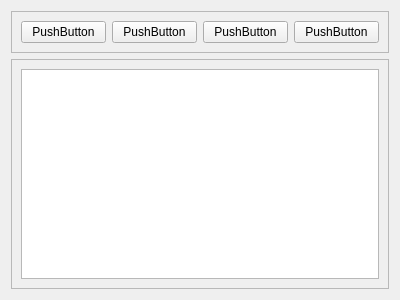
Above: PATP/asset_ctrl/templates/interfaces/user_info.ui from eduardogm22/controle_patrimonio before the change. Below: the same form after it.
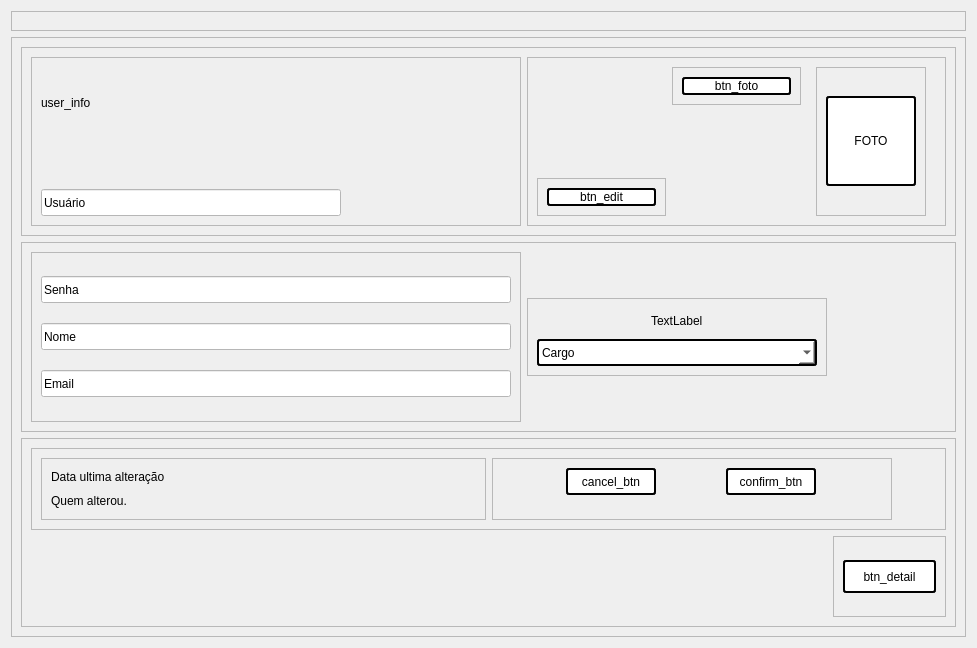
That is the form after the change.

The edit to the form file:
```diff
--- a/PATP/asset_ctrl/templates/interfaces/user_info.ui
+++ b/PATP/asset_ctrl/templates/interfaces/user_info.ui
@@ -6,8 +6,8 @@
    <rect>
     <x>0</x>
     <y>0</y>
-    <width>400</width>
-    <height>300</height>
+    <width>977</width>
+    <height>644</height>
    </rect>
   </property>
   <property name="windowTitle">
@@ -15,51 +15,28 @@
   </property>
   <layout class="QVBoxLayout" name="verticalLayout">
    <item>
-    <widget class="QFrame" name="frame">
+    <widget class="QFrame" name="frame_user_details">
+     <property name="minimumSize">
+      <size>
+       <width>0</width>
+       <height>0</height>
+      </size>
+     </property>
      <property name="frameShape">
       <enum>QFrame::StyledPanel</enum>
      </property>
      <property name="frameShadow">
       <enum>QFrame::Raised</enum>
      </property>
-     <layout class="QHBoxLayout" name="horizontalLayout_2">
-      <item>
-       <widget class="QPushButton" name="pushButton">
-        <property name="text">
-         <string>PushButton</string>
-        </property>
-       </widget>
-      </item>
-      <item>
-       <widget class="QPushButton" name="pushButton_2">
-        <property name="text">
-         <string>PushButton</string>
-        </property>
-       </widget>
-      </item>
-      <item>
-       <widget class="QPushButton" name="pushButton_3">
-        <property name="text">
-         <string>PushButton</string>
-        </property>
-       </widget>
-      </item>
-      <item>
-       <widget class="QPushButton" name="pushButton_4">
-        <property name="text">
-         <string>PushButton</string>
-        </property>
-       </widget>
-      </item>
-     </layout>
+     <layout class="QVBoxLayout" name="verticalLayout_11"/>
     </widget>
    </item>
    <item>
-    <widget class="QFrame" name="frame_2">
+    <widget class="QFrame" name="frame_info">
      <property name="minimumSize">
       <size>
        <width>0</width>
-       <height>0</height>
+       <height>600</height>
       </size>
      </property>
      <property name="frameShape">
@@ -68,9 +45,517 @@
      <property name="frameShadow">
       <enum>QFrame::Raised</enum>
      </property>
-     <layout class="QHBoxLayout" name="horizontalLayout">
+     <layout class="QVBoxLayout" name="verticalLayout_2">
       <item>
-       <widget class="QColumnView" name="columnView"/>
+       <widget class="QFrame" name="frame_6">
+        <property name="frameShape">
+         <enum>QFrame::StyledPanel</enum>
+        </property>
+        <property name="frameShadow">
+         <enum>QFrame::Raised</enum>
+        </property>
+        <layout class="QHBoxLayout" name="horizontalLayout">
+         <item>
+          <widget class="QFrame" name="frame_2">
+           <property name="minimumSize">
+            <size>
+             <width>490</width>
+             <height>0</height>
+            </size>
+           </property>
+           <property name="maximumSize">
+            <size>
+             <width>490</width>
+             <height>16777215</height>
+            </size>
+           </property>
+           <property name="frameShape">
+            <enum>QFrame::StyledPanel</enum>
+           </property>
+           <property name="frameShadow">
+            <enum>QFrame::Raised</enum>
+           </property>
+           <layout class="QVBoxLayout" name="verticalLayout_6">
+            <item>
+             <widget class="QLabel" name="label">
+              <property name="minimumSize">
+               <size>
+                <width>0</width>
+                <height>60</height>
+               </size>
+              </property>
+              <property name="maximumSize">
+               <size>
+                <width>16777215</width>
+                <height>90</height>
+               </size>
+              </property>
+              <property name="text">
+               <string>user_info</string>
+              </property>
+             </widget>
+            </item>
+            <item alignment="Qt::AlignBottom">
+             <widget class="QLineEdit" name="lineEdit">
+              <property name="minimumSize">
+               <size>
+                <width>300</width>
+                <height>27</height>
+               </size>
+              </property>
+              <property name="maximumSize">
+               <size>
+                <width>300</width>
+                <height>27</height>
+               </size>
+              </property>
+              <property name="styleSheet">
+               <string notr="true">background-color:white;</string>
+              </property>
+              <property name="text">
+               <string>Usuário</string>
+              </property>
+             </widget>
+            </item>
+           </layout>
+          </widget>
+         </item>
+         <item>
+          <widget class="QFrame" name="frame_3">
+           <property name="frameShape">
+            <enum>QFrame::StyledPanel</enum>
+           </property>
+           <property name="frameShadow">
+            <enum>QFrame::Raised</enum>
+           </property>
+           <layout class="QHBoxLayout" name="horizontalLayout_3">
+            <item alignment="Qt::AlignBottom">
+             <widget class="QFrame" name="frame_9">
+              <property name="frameShape">
+               <enum>QFrame::StyledPanel</enum>
+              </property>
+              <property name="frameShadow">
+               <enum>QFrame::Raised</enum>
+              </property>
+              <layout class="QVBoxLayout" name="verticalLayout_5">
+               <item>
+                <widget class="QPushButton" name="pushButton_3">
+                 <property name="cursor">
+                  <cursorShape>PointingHandCursor</cursorShape>
+                 </property>
+                 <property name="styleSheet">
+                  <string notr="true">background-color:white;
+border-radius: 3px;
+border:2px solid black;</string>
+                 </property>
+                 <property name="text">
+                  <string>btn_edit</string>
+                 </property>
+                </widget>
+               </item>
+              </layout>
+             </widget>
+            </item>
+            <item alignment="Qt::AlignTop">
+             <widget class="QFrame" name="frame_10">
+              <property name="frameShape">
+               <enum>QFrame::StyledPanel</enum>
+              </property>
+              <property name="frameShadow">
+               <enum>QFrame::Raised</enum>
+              </property>
+              <layout class="QVBoxLayout" name="verticalLayout_3">
+               <item>
+                <widget class="QPushButton" name="pushButton_2">
+                 <property name="cursor">
+                  <cursorShape>PointingHandCursor</cursorShape>
+                 </property>
+                 <property name="styleSheet">
+                  <string notr="true">background-color:white;
+border-radius: 3px;
+border:2px solid black;</string>
+                 </property>
+                 <property name="text">
+                  <string>btn_foto</string>
+                 </property>
+                </widget>
+               </item>
+              </layout>
+             </widget>
+            </item>
+            <item alignment="Qt::AlignHCenter">
+             <widget class="QFrame" name="frame_11">
+              <property name="frameShape">
+               <enum>QFrame::StyledPanel</enum>
+              </property>
+              <property name="frameShadow">
+               <enum>QFrame::Raised</enum>
+              </property>
+              <layout class="QVBoxLayout" name="verticalLayout_4">
+               <item>
+                <widget class="QPushButton" name="pushButton">
+                 <property name="minimumSize">
+                  <size>
+                   <width>90</width>
+                   <height>90</height>
+                  </size>
+                 </property>
+                 <property name="maximumSize">
+                  <size>
+                   <width>90</width>
+                   <height>90</height>
+                  </size>
+                 </property>
+                 <property name="styleSheet">
+                  <string notr="true">background-color:white;
+border-radius: 3px;
+border:2px solid black;</string>
+                 </property>
+                 <property name="text">
+                  <string>FOTO</string>
+                 </property>
+                </widget>
+               </item>
+              </layout>
+             </widget>
+            </item>
+           </layout>
+          </widget>
+         </item>
+        </layout>
+       </widget>
+      </item>
+      <item>
+       <widget class="QFrame" name="frame_4">
+        <property name="frameShape">
+         <enum>QFrame::StyledPanel</enum>
+        </property>
+        <property name="frameShadow">
+         <enum>QFrame::Raised</enum>
+        </property>
+        <layout class="QHBoxLayout" name="horizontalLayout_2">
+         <item>
+          <widget class="QFrame" name="frame_7">
+           <property name="maximumSize">
+            <size>
+             <width>490</width>
+             <height>16777215</height>
+            </size>
+           </property>
+           <property name="frameShape">
+            <enum>QFrame::StyledPanel</enum>
+           </property>
+           <property name="frameShadow">
+            <enum>QFrame::Raised</enum>
+           </property>
+           <layout class="QVBoxLayout" name="verticalLayout_7">
+            <item>
+             <widget class="QLineEdit" name="lineEdit_2">
+              <property name="minimumSize">
+               <size>
+                <width>0</width>
+                <height>27</height>
+               </size>
+              </property>
+              <property name="maximumSize">
+               <size>
+                <width>16777215</width>
+                <height>27</height>
+               </size>
+              </property>
+              <property name="styleSheet">
+               <string notr="true">background-color:white;</string>
+              </property>
+              <property name="text">
+               <string>Senha</string>
+              </property>
+             </widget>
+            </item>
+            <item>
+             <widget class="QLineEdit" name="lineEdit_3">
+              <property name="minimumSize">
+               <size>
+                <width>0</width>
+                <height>27</height>
+               </size>
+              </property>
+              <property name="maximumSize">
+               <size>
+                <width>16777215</width>
+                <height>27</height>
+               </size>
+              </property>
+              <property name="styleSheet">
+               <string notr="true">background-color:white;</string>
+              </property>
+              <property name="text">
+               <string>Nome</string>
+              </property>
+             </widget>
+            </item>
+            <item>
+             <widget class="QLineEdit" name="lineEdit_4">
+              <property name="minimumSize">
+               <size>
+                <width>0</width>
+                <height>27</height>
+               </size>
+              </property>
+              <property name="maximumSize">
+               <size>
+                <width>16777215</width>
+                <height>27</height>
+               </size>
+              </property>
+              <property name="styleSheet">
+               <string notr="true">background-color:white;</string>
+              </property>
+              <property name="text">
+               <string>Email</string>
+              </property>
+             </widget>
+            </item>
+           </layout>
+          </widget>
+         </item>
+         <item alignment="Qt::AlignLeft|Qt::AlignVCenter">
+          <widget class="QFrame" name="frame_8">
+           <property name="minimumSize">
+            <size>
+             <width>300</width>
+             <height>0</height>
+            </size>
+           </property>
+           <property name="maximumSize">
+            <size>
+             <width>300</width>
+             <height>16777215</height>
+            </size>
+           </property>
+           <property name="frameShape">
+            <enum>QFrame::StyledPanel</enum>
+           </property>
+           <property name="frameShadow">
+            <enum>QFrame::Raised</enum>
+           </property>
+           <layout class="QVBoxLayout" name="verticalLayout_8">
+            <item alignment="Qt::AlignHCenter">
+             <widget class="QLabel" name="label_2">
+              <property name="minimumSize">
+               <size>
+                <width>0</width>
+                <height>25</height>
+               </size>
+              </property>
+              <property name="maximumSize">
+               <size>
+                <width>16777215</width>
+                <height>25</height>
+               </size>
+              </property>
+              <property name="text">
+               <string>TextLabel</string>
+              </property>
+             </widget>
+            </item>
+            <item>
+             <widget class="QComboBox" name="comboBox">
+              <property name="minimumSize">
+               <size>
+                <width>0</width>
+                <height>27</height>
+               </size>
+              </property>
+              <property name="maximumSize">
+               <size>
+                <width>16777215</width>
+                <height>27</height>
+               </size>
+              </property>
+              <property name="styleSheet">
+               <string notr="true">background-color:white;
+border-radius: 3px;
+border:2px solid black;</string>
+              </property>
+              <item>
+               <property name="text">
+                <string>Cargo</string>
+               </property>
+              </item>
+             </widget>
+            </item>
+           </layout>
+          </widget>
+         </item>
+        </layout>
+       </widget>
+      </item>
+      <item>
+       <widget class="QFrame" name="frame_5">
+        <property name="frameShape">
+         <enum>QFrame::StyledPanel</enum>
+        </property>
+        <property name="frameShadow">
+         <enum>QFrame::Raised</enum>
+        </property>
+        <layout class="QVBoxLayout" name="verticalLayout_10">
+         <item>
+          <widget class="QFrame" name="frame_12">
+           <property name="frameShape">
+            <enum>QFrame::StyledPanel</enum>
+           </property>
+           <property name="frameShadow">
+            <enum>QFrame::Raised</enum>
+           </property>
+           <layout class="QHBoxLayout" name="horizontalLayout_5">
+            <item>
+             <widget class="QFrame" name="frame_14">
+              <property name="frameShape">
+               <enum>QFrame::StyledPanel</enum>
+              </property>
+              <property name="frameShadow">
+               <enum>QFrame::Raised</enum>
+              </property>
+              <layout class="QVBoxLayout" name="verticalLayout_9">
+               <item>
+                <widget class="QLabel" name="label_3">
+                 <property name="text">
+                  <string>Data ultima alteração</string>
+                 </property>
+                </widget>
+               </item>
+               <item>
+                <widget class="QLabel" name="label_4">
+                 <property name="text">
+                  <string>Quem alterou.</string>
+                 </property>
+                </widget>
+               </item>
+              </layout>
+             </widget>
+            </item>
+            <item alignment="Qt::AlignLeft">
+             <widget class="QFrame" name="frame_15">
+              <property name="minimumSize">
+               <size>
+                <width>400</width>
+                <height>0</height>
+               </size>
+              </property>
+              <property name="maximumSize">
+               <size>
+                <width>400</width>
+                <height>16777215</height>
+               </size>
+              </property>
+              <property name="frameShape">
+               <enum>QFrame::StyledPanel</enum>
+              </property>
+              <property name="frameShadow">
+               <enum>QFrame::Raised</enum>
+              </property>
+              <layout class="QHBoxLayout" name="horizontalLayout_4">
+               <item alignment="Qt::AlignTop">
+                <widget class="QPushButton" name="pushButton_5">
+                 <property name="minimumSize">
+                  <size>
+                   <width>90</width>
+                   <height>27</height>
+                  </size>
+                 </property>
+                 <property name="maximumSize">
+                  <size>
+                   <width>90</width>
+                   <height>27</height>
+                  </size>
+                 </property>
+                 <property name="cursor">
+                  <cursorShape>PointingHandCursor</cursorShape>
+                 </property>
+                 <property name="styleSheet">
+                  <string notr="true">background-color:white;
+border-radius: 3px;
+border:2px solid black;</string>
+                 </property>
+                 <property name="text">
+                  <string>cancel_btn</string>
+                 </property>
+                </widget>
+               </item>
+               <item alignment="Qt::AlignTop">
+                <widget class="QPushButton" name="pushButton_6">
+                 <property name="minimumSize">
+                  <size>
+                   <width>90</width>
+                   <height>27</height>
+                  </size>
+                 </property>
+                 <property name="maximumSize">
+                  <size>
+                   <width>90</width>
+                   <height>27</height>
+                  </size>
+                 </property>
+                 <property name="cursor">
+                  <cursorShape>PointingHandCursor</cursorShape>
+                 </property>
+                 <property name="styleSheet">
+                  <string notr="true">background-color:white;
+border-radius: 3px;
+border:2px solid black;</string>
+                 </property>
+                 <property name="text">
+                  <string>confirm_btn</string>
+                 </property>
+                </widget>
+               </item>
+              </layout>
+             </widget>
+            </item>
+           </layout>
+          </widget>
+         </item>
+         <item alignment="Qt::AlignRight">
+          <widget class="QFrame" name="frame_13">
+           <property name="frameShape">
+            <enum>QFrame::StyledPanel</enum>
+           </property>
+           <property name="frameShadow">
+            <enum>QFrame::Raised</enum>
+           </property>
+           <layout class="QHBoxLayout" name="horizontalLayout_6">
+            <item>
+             <widget class="QPushButton" name="btn_details">
+              <property name="minimumSize">
+               <size>
+                <width>93</width>
+                <height>33</height>
+               </size>
+              </property>
+              <property name="maximumSize">
+               <size>
+                <width>93</width>
+                <height>33</height>
+               </size>
+              </property>
+              <property name="cursor">
+               <cursorShape>PointingHandCursor</cursorShape>
+              </property>
+              <property name="styleSheet">
+               <string notr="true">background-color:white;
+border-radius: 3px;
+border:2px solid black;</string>
+              </property>
+              <property name="text">
+               <string>btn_detail</string>
+              </property>
+             </widget>
+            </item>
+           </layout>
+          </widget>
+         </item>
+        </layout>
+       </widget>
       </item>
      </layout>
     </widget>
```
